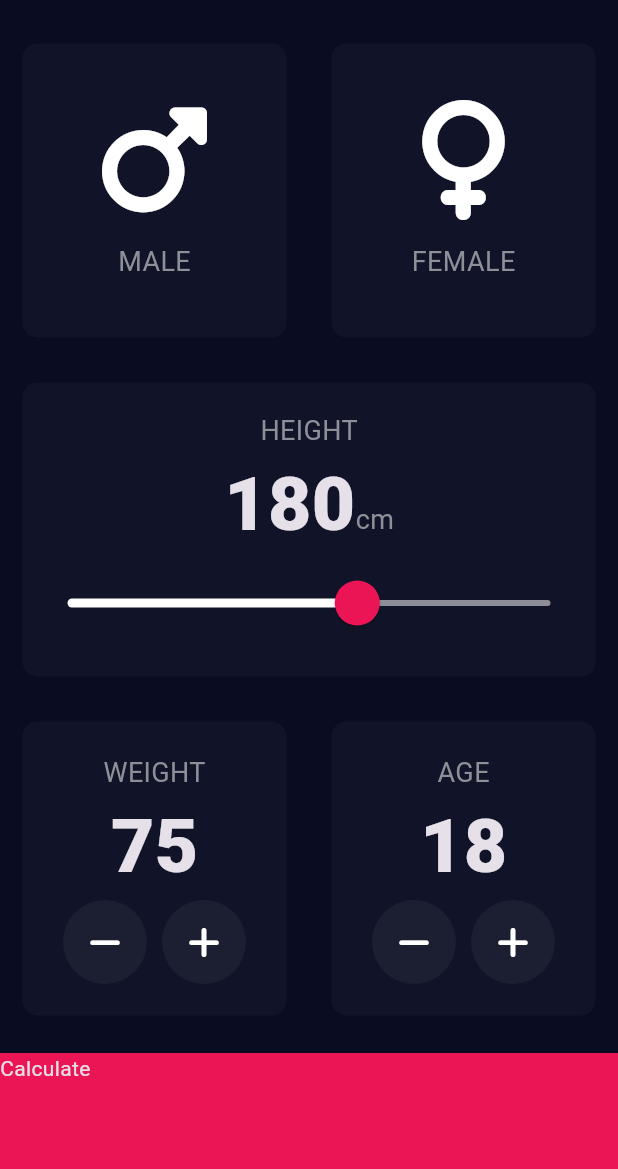
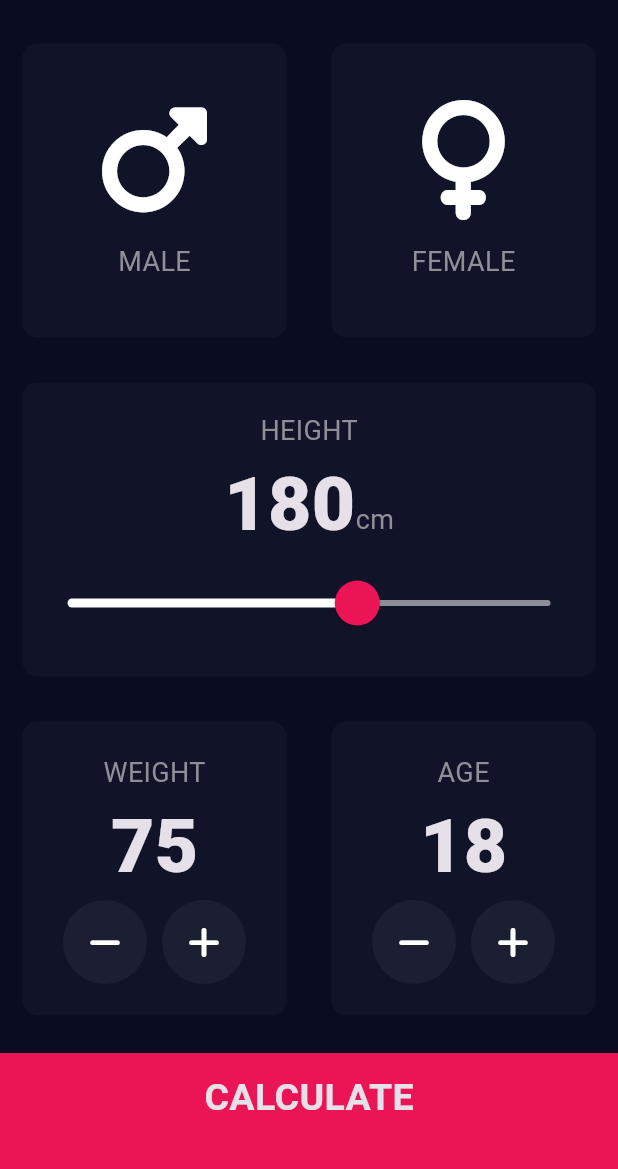
Before and after one commit to gokmentas/bmi-calculator, a Flutter app: the screen it shows after launch, on a phone screen of 412 x 824 dp, the part 63-1232 px from its top. Run offline on Flutter 3.47's test engine with Material 3 defaults, Android fonts, the phone set to English and light mode, and no system bars; our stand-ins replace font_awesome_flutter.

```diff
--- /dev/null
+++ b/lib/components/bottom_button.dart
@@ -0,0 +1,28 @@
+import 'package:flutter/material.dart';
+import '../constants.dart';
+
+class BottomButton extends StatelessWidget {
+  const BottomButton({super.key, required this.onTap, required this.buttonTitle});
+
+  final VoidCallback? onTap;
+  final String buttonTitle;
+
+  @override
+  Widget build(BuildContext context) {
+    return GestureDetector(
+      onTap: onTap,
+      child: Container(
+        height: kBottomContainerHeight,
+        margin: const EdgeInsets.only(top: 10.0),
+        padding: const EdgeInsets.only(bottom: 20.0),
+        color: kBottomContainerColor,
+        child: Center(
+          child: Text(
+            buttonTitle,
+            style: kLargeButtonTextStyle,
+          ),
+        ),
+      ),
+    );
+  }
+}
--- a/lib/icon_context.dart
+++ b/lib/components/icon_context.dart
@@ -1,5 +1,5 @@
 import 'package:flutter/material.dart';
-import 'constants.dart';
+import '../constants.dart';
 
 class IconContent extends StatelessWidget {
   final String label;
--- a/lib/main.dart
+++ b/lib/main.dart
@@ -1,5 +1,5 @@
 import 'package:flutter/material.dart';
-import 'input_page.dart';
+import 'screens/input_page.dart';
 
 const backGroundColor = Color(0xFF0A0D22);
 const scaffoldBackgroundColor = Color(0xFF0A0D22);
--- a/lib/input_page.dart
+++ b/lib/screens/input_page.dart
@@ -1,10 +1,11 @@
 import 'package:flutter/material.dart';
 import 'package:font_awesome_flutter/font_awesome_flutter.dart';
-import 'reusable_card.dart';
-import 'icon_context.dart';
-import 'constants.dart';
-import 'round_icon_button.dart';
-import 'results_page.dart';
+import '../components/reusable_card.dart';
+import '../components/icon_context.dart';
+import '../constants.dart';
+import '../components/round_icon_button.dart';
+import '../screens/results_page.dart';
+import '../components/bottom_button.dart';
 
 enum Gender { male, female }
 
@@ -188,7 +189,8 @@ class _InputPageState extends State<InputPage> {
               ],
             ),
           ),
-          GestureDetector(
+          BottomButton(
+            buttonTitle: "CALCULATE",
             onTap: () {
               Navigator.push(
                 context,
@@ -197,12 +199,6 @@ class _InputPageState extends State<InputPage> {
                 ),
               );
             },
-            child: Container(
-              height: kBottomContainerHeight,
-              margin: const EdgeInsets.only(top: 10.0),
-              color: kBottomContainerColor,
-              child: const Text("Calculate"),
-            ),
           ),
         ],
       ),
```
Also changed, not shown: lib/constants.dart (+25 -0 lines), lib/results_page.dart (deleted, +0 -15 lines), lib/screens/results_page.dart (added, +65 -0 lines), lib/components/reusable_card.dart (renamed from lib/reusable_card.dart), lib/components/round_icon_button.dart (renamed from lib/round_icon_button.dart).
